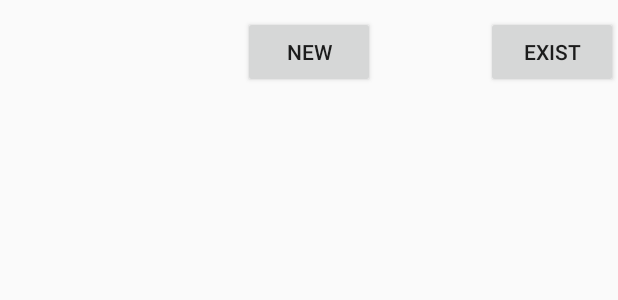
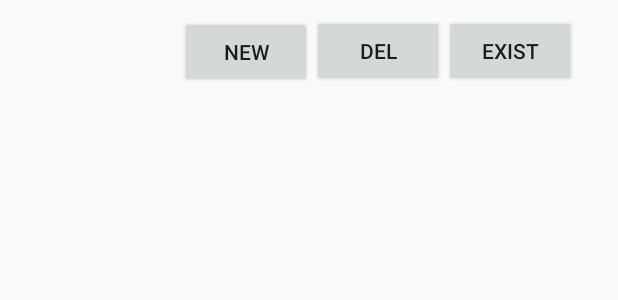
Before and after one commit to rockguy/AndroidOpenCV, an Android app: the layout face_info.xml on its own in the app's theme, with its tools: preview values and no code run, on a phone screen of 412 x 824 dp. Shown: the top 300 px of the screen. Run offline under Robolectric (Android 15) with nearby library versions, the phone set to English and light mode, and no system bars.

```diff
--- a/app/src/main/java/com/example/vinnik/coursework3/CameraLayout.java
+++ b/app/src/main/java/com/example/vinnik/coursework3/CameraLayout.java
@@ -286,7 +286,7 @@ public class CameraLayout extends Activity
 
 
         // The faces will be a 20% of the height of the screen
-        absoluteFaceSize = (int) (height * 0.2);
+        absoluteFaceSize = (int) (height * 0.01);
     }
 
 
@@ -298,7 +298,7 @@ public class CameraLayout extends Activity
     @Override
     public Mat onCameraFrame(CameraBridgeViewBase.CvCameraViewFrame aInputFrame) {
         currentImage = aInputFrame.gray();
-        currentImage2=aInputFrame.gray();
+        currentImage2= aInputFrame.gray();
         // Create a grayscale image
         //Imgproc.cvtColor(aInputFrame, grayscaleImage, Imgproc.COLOR_RGBA2RGB);
         MatOfRect faces = new MatOfRect();
--- a/app/src/main/java/com/example/vinnik/coursework3/MainActivity.java
+++ b/app/src/main/java/com/example/vinnik/coursework3/MainActivity.java
@@ -90,7 +90,7 @@ public class MainActivity extends Activity{
         processingPictureButton.setOnClickListener(new View.OnClickListener() {
             @Override
             public void onClick(View view) {
-                absoluteFaceSize = (int) (currentImage.height() * 0.2);
+                absoluteFaceSize = (int) (currentImage.height() * 0.005);
                 // Create a grayscale image
                 //Imgproc.cvtColor(aInputFrame, grayscaleImage, Imgproc.COLOR_RGBA2RGB);
                 MatOfRect faces = new MatOfRect();
@@ -205,7 +205,6 @@ public class MainActivity extends Activity{
                 }
             }
         }
-
     }
 
 
--- a/app/src/main/res/layout/face_info.xml
+++ b/app/src/main/res/layout/face_info.xml
@@ -1,9 +1,10 @@
 <?xml version="1.0" encoding="utf-8"?>
-<FrameLayout
+<LinearLayout
     xmlns:android="http://schemas.android.com/apk/res/android"
     android:layout_width="match_parent"
     android:layout_height="50dp"
-    android:layout_marginTop="10dp">
+    android:layout_marginTop="10dp"
+    android:orientation="horizontal">
 
     <ImageView
         android:id="@+id/faceImage"
@@ -20,7 +21,6 @@
         android:id="@+id/tvPosition"
         android:layout_width="wrap_content"
         android:layout_height="wrap_content"
-        android:layout_gravity="top|right"
         android:layout_marginLeft="10dp"
         android:visibility="invisible">
     </TextView>
@@ -28,7 +28,6 @@
         android:id="@+id/tvSalary"
         android:layout_width="wrap_content"
         android:layout_height="wrap_content"
-        android:layout_gravity="bottom|right"
         android:layout_marginRight="10dp"
         android:visibility="invisible">
     </TextView>
@@ -40,10 +39,15 @@
         android:layout_gravity="center|center_horizontal"
         android:visibility="visible"/>
     <Button
+        android:id="@+id/deletePersonButton"
+        android:text="Del"
+        android:layout_width="wrap_content"
+        android:layout_height="wrap_content"
+        android:visibility="visible"/>
+    <Button
         android:id="@+id/existedPersonButton"
         android:text="Exist"
         android:layout_width="wrap_content"
         android:layout_height="wrap_content"
-        android:layout_gravity="center|right"
         android:visibility="visible"/>
-</FrameLayout>
+</LinearLayout>
```
Also changed, not shown: app/src/main/java/com/example/vinnik/coursework3/FaceListActivity.java (+97 -5 lines), app/src/main/java/com/example/vinnik/coursework3/PeopleList.java (+50 -5 lines).
